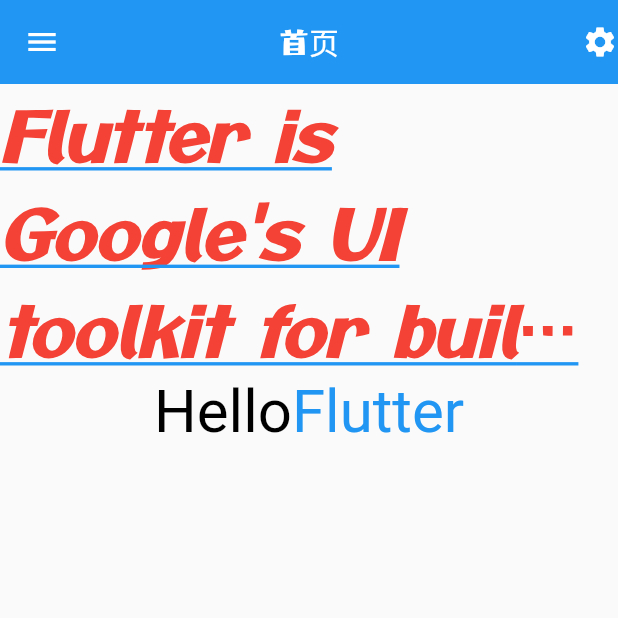
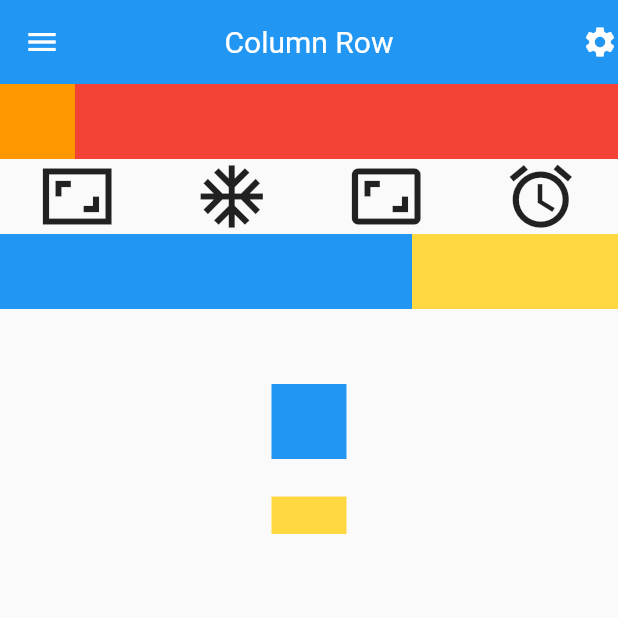
Before and after one commit to lfb/flutter, a Flutter app: the screen it shows after launch, on a phone screen of 412 x 824 dp, the top half of it. Run offline on Flutter 3.47's test engine with Material 2 defaults, Android fonts, the phone set to English and light mode, and no system bars.

Commit message:
feat:新增弹性布局

```diff
--- a/lib/01_basic/text_flutter.dart
+++ b/lib/01_basic/text_flutter.dart
@@ -29,8 +29,8 @@ class TextDemo extends StatelessWidget {
               fontWeight: FontWeight.w800,
               fontStyle: FontStyle.italic,
               decoration: TextDecoration.underline,
-              fontFamily: 'Otomanopee_One',
-              decorationColor: Colors.blue),
+              fontFamily: 'Roboto',
+              decorationColor: Color.fromARGB(0xFF, 0x00, 0xFF, 0x00)),
           textAlign: TextAlign.left,
           maxLines: 3,
           overflow: TextOverflow.ellipsis,
@@ -39,11 +39,11 @@ class TextDemo extends StatelessWidget {
         RichText(
           text: TextSpan(
               text: "Hello",
-              style: TextStyle(fontSize: 40, color: Colors.black),
+              style: TextStyle(fontSize: 40, color: Colors.red),
               children: [
                 TextSpan(
                   text: 'Flutter',
-                  style: TextStyle(fontSize: 40, color: Colors.blue),
+                  style: TextStyle(fontSize: 40, color: Colors.blue[200]),
                 )
               ]),
         ),
--- /dev/null
+++ b/lib/layout/flex.dart
@@ -0,0 +1,101 @@
+import 'package:flutter/material.dart';
+
+class Home extends StatelessWidget {
+  @override
+  Widget build(BuildContext context) {
+    return Scaffold(
+        appBar: AppBar(
+          title: Text("Column Row"),
+          leading: Icon(Icons.menu),
+          actions: [Icon(Icons.settings)],
+          elevation: 0.0,
+          centerTitle: true,
+        ),
+        body: FlexDemo());
+  }
+}
+
+class FlexDemo extends StatelessWidget {
+  @override
+  Widget build(BuildContext context) {
+    return Column(
+      children: [
+        Row(
+          children: [
+            Container(
+              color: Colors.orange,
+              height: 50,
+              width: 50,
+            ),
+            Expanded(
+                child: Container(
+              color: Colors.red,
+              height: 50,
+            ))
+          ],
+        ),
+        Flex(
+          direction: Axis.horizontal,
+          mainAxisAlignment: MainAxisAlignment.spaceAround,
+          textDirection: TextDirection.rtl,
+          children: [
+            Icon(Icons.access_alarms, size: 50),
+            Icon(Icons.aspect_ratio, size: 50),
+            Icon(Icons.ac_unit_outlined, size: 50),
+            Icon(Icons.aspect_ratio_sharp, size: 50),
+          ],
+        ),
+        Flex(
+          direction: Axis.horizontal,
+          mainAxisAlignment: MainAxisAlignment.spaceAround,
+          textDirection: TextDirection.ltr,
+          children: [
+            Expanded(
+              child: Container(
+                color: Colors.blue,
+                height: 50,
+                width: 50,
+              ),
+              flex: 2,
+            ),
+            Expanded(
+              child: Container(
+                color: Colors.amberAccent,
+                height: 50,
+                width: 50,
+              ),
+              flex: 1,
+            )
+          ],
+        ),
+        Container(
+            height: 100,
+            margin: EdgeInsets.all(50),
+            child: Flex(
+              direction: Axis.vertical,
+              children: [
+                Expanded(
+                  child: Container(
+                    color: Colors.blue,
+                    height: 50,
+                    width: 50,
+                  ),
+                  flex: 2,
+                ),
+                Spacer(
+                  flex: 1,
+                ),
+                Expanded(
+                  child: Container(
+                    color: Colors.amberAccent,
+                    height: 50,
+                    width: 50,
+                  ),
+                  flex: 1,
+                )
+              ],
+            ))
+      ],
+    );
+  }
+}
--- a/lib/main.dart
+++ b/lib/main.dart
@@ -1,6 +1,9 @@
 import 'package:flutter/material.dart';
 // import '01_basic/hello_flutter.dart';
-import '01_basic/text_flutter.dart';
+// import '01_basic/text_flutter.dart';
+// import 'layout/layout_container.dart';
+// import 'layout/column_row.dart';
+import 'layout/flex.dart';
 
 void main() {
   runApp(MyApp());
@@ -12,7 +15,7 @@ class MyApp extends StatelessWidget {
     return MaterialApp(
       title: 'Flutter Demo',
       home: Home(),
-      theme: ThemeData(fontFamily: 'Otomanopee_One'),
+      theme: ThemeData(fontFamily: 'Roboto'),
       debugShowCheckedModeBanner: false,
     );
   }
--- a/pubspec.yaml
+++ b/pubspec.yaml
@@ -74,9 +74,9 @@ flutter:
   # list giving the asset and other descriptors for the font. For
   # example:
   fonts:
-    - family: Otomanopee_One
+    - family: Roboto
       fonts:
-        - asset: fonts/Otomanopee_One/OtomanopeeOne-Regular.ttf
+        - asset: fonts/Roboto/Roboto-Regular.ttf
   #
   # For details regarding fonts from package dependencies,
   # see https://flutter.dev/custom-fonts/#from-packages
```
Also changed, not shown: lib/layout/column_row.dart (added, +49 -0 lines), lib/layout/layout_container.dart (added, +52 -0 lines).
